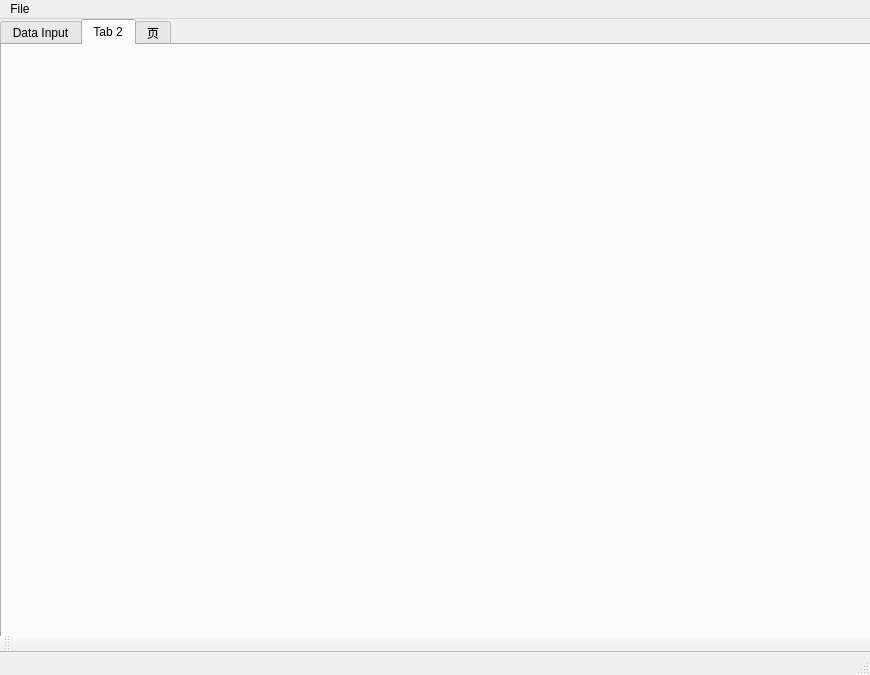
This is UI.ui in Ishi01/SoilConditionMapping as Qt 5 draws it before an edit. The edited form follows.
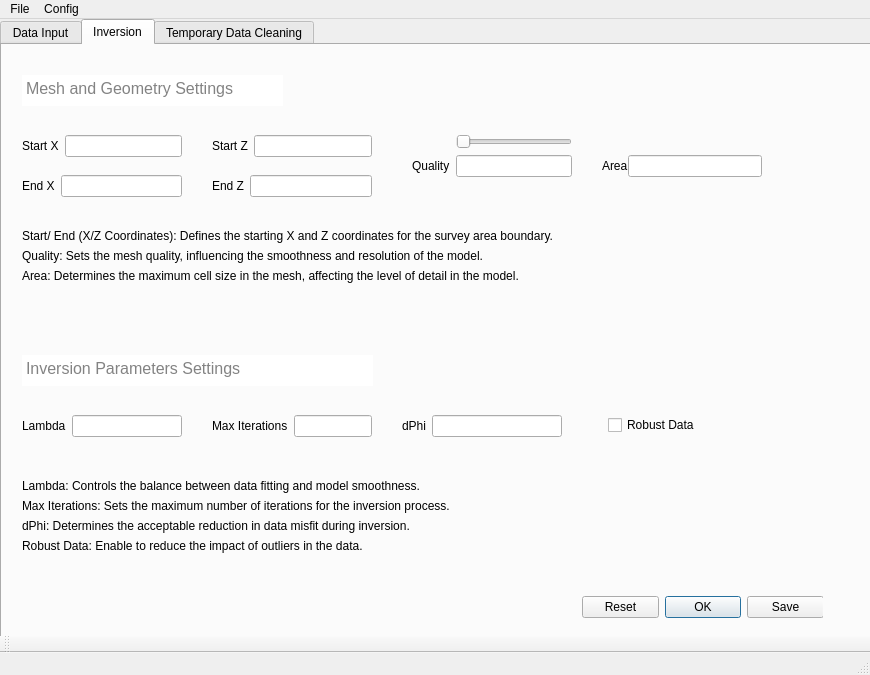
This is the edited form. The open tabs and pages were chosen to show the change.

```diff
--- a/UI.ui
+++ b/UI.ui
@@ -184,16 +184,674 @@
 &lt;p style=&quot; margin-top:0px; margin-bottom:0px; margin-left:0px; margin-right:0px; -qt-block-indent:0; text-indent:0px;&quot;&gt;&lt;span style=&quot; font-family:'Consolas'; font-size:14pt; color:#838383;&quot;&gt;Process, Mapping, Display&lt;/span&gt;&lt;/p&gt;&lt;/body&gt;&lt;/html&gt;</string>
       </property>
      </widget>
+     <widget class="QPushButton" name="pushButtonBrowserFiles">
+      <property name="geometry">
+       <rect>
+        <x>480</x>
+        <y>390</y>
+        <width>111</width>
+        <height>41</height>
+       </rect>
+      </property>
+      <property name="text">
+       <string>Browser</string>
+      </property>
+     </widget>
+     <widget class="QCheckBox" name="XZcheckBox">
+      <property name="geometry">
+       <rect>
+        <x>630</x>
+        <y>400</y>
+        <width>131</width>
+        <height>20</height>
+       </rect>
+      </property>
+      <property name="text">
+       <string>XZ Axis Check Box</string>
+      </property>
+     </widget>
+    </widget>
+    <widget class="QWidget" name="Inversion">
+     <attribute name="title">
+      <string>Inversion</string>
+     </attribute>
+     <widget class="QStackedWidget" name="stackedWidget">
+      <property name="geometry">
+       <rect>
+        <x>0</x>
+        <y>0</y>
+        <width>871</width>
+        <height>601</height>
+       </rect>
+      </property>
+      <property name="currentIndex">
+       <number>1</number>
+      </property>
+      <widget class="QWidget" name="page_2">
+       <widget class="QTextEdit" name="textEdit_9">
+        <property name="geometry">
+         <rect>
+          <x>10</x>
+          <y>20</y>
+          <width>161</width>
+          <height>31</height>
+         </rect>
+        </property>
+        <property name="styleSheet">
+         <string notr="true">QTextEdit {
+    border: none;
+}</string>
+        </property>
+        <property name="html">
+         <string>&lt;!DOCTYPE HTML PUBLIC &quot;-//W3C//DTD HTML 4.0//EN&quot; &quot;http://www.w3.org/TR/REC-html40/strict.dtd&quot;&gt;
+&lt;html&gt;&lt;head&gt;&lt;meta name=&quot;qrichtext&quot; content=&quot;1&quot; /&gt;&lt;meta charset=&quot;utf-8&quot; /&gt;&lt;style type=&quot;text/css&quot;&gt;
+p, li { white-space: pre-wrap; }
+hr { height: 1px; border-width: 0; }
+li.unchecked::marker { content: &quot;\2610&quot;; }
+li.checked::marker { content: &quot;\2612&quot;; }
+&lt;/style&gt;&lt;/head&gt;&lt;body style=&quot; font-family:'Segoe UI'; font-size:9pt; font-weight:400; font-style:normal;&quot;&gt;
+&lt;p style=&quot; margin-top:0px; margin-bottom:0px; margin-left:0px; margin-right:0px; -qt-block-indent:0; text-indent:0px;&quot;&gt;&lt;span style=&quot; font-family:'Consolas'; font-size:12pt; color:#838383;&quot;&gt;Inversion Output&lt;/span&gt;&lt;/p&gt;&lt;/body&gt;&lt;/html&gt;</string>
+        </property>
+       </widget>
+       <widget class="QGraphicsView" name="graphicsViewApparent">
+        <property name="geometry">
+         <rect>
+          <x>100</x>
+          <y>90</y>
+          <width>651</width>
+          <height>201</height>
+         </rect>
+        </property>
+       </widget>
+       <widget class="QGraphicsView" name="graphicsViewDepth">
+        <property name="geometry">
+         <rect>
+          <x>100</x>
+          <y>350</y>
+          <width>651</width>
+          <height>201</height>
+         </rect>
+        </property>
+       </widget>
+       <widget class="QToolButton" name="toolButton">
+        <property name="geometry">
+         <rect>
+          <x>770</x>
+          <y>560</y>
+          <width>81</width>
+          <height>22</height>
+         </rect>
+        </property>
+        <property name="text">
+         <string>Save To</string>
+        </property>
+       </widget>
+       <widget class="QLabel" name="label_9">
+        <property name="geometry">
+         <rect>
+          <x>360</x>
+          <y>60</y>
+          <width>111</width>
+          <height>21</height>
+         </rect>
+        </property>
+        <property name="text">
+         <string>Apparent Resistivity</string>
+        </property>
+        <property name="alignment">
+         <set>Qt.AlignLeading|Qt.AlignLeft|Qt.AlignTop</set>
+        </property>
+       </widget>
+       <widget class="QLabel" name="label_10">
+        <property name="geometry">
+         <rect>
+          <x>370</x>
+          <y>320</y>
+          <width>111</width>
+          <height>21</height>
+         </rect>
+        </property>
+        <property name="text">
+         <string>Resistivity in Depth</string>
+        </property>
+        <property name="alignment">
+         <set>Qt.AlignLeading|Qt.AlignLeft|Qt.AlignTop</set>
+        </property>
+       </widget>
+      </widget>
+      <widget class="QWidget" name="page_1">
+       <widget class="QWidget" name="formLayoutWidget">
+        <property name="geometry">
+         <rect>
+          <x>20</x>
+          <y>90</y>
+          <width>160</width>
+          <height>31</height>
+         </rect>
+        </property>
+        <layout class="QFormLayout" name="formLayoutXstart">
+         <item row="0" column="0">
+          <widget class="QLabel" name="startXLabel">
+           <property name="text">
+            <string>Start X</string>
+           </property>
+          </widget>
+         </item>
+         <item row="0" column="1">
+          <widget class="QLineEdit" name="startXLineEdit">
+           <property name="text">
+            <string/>
+           </property>
+          </widget>
+         </item>
+        </layout>
+       </widget>
+       <widget class="QWidget" name="formLayoutWidget_2">
+        <property name="geometry">
+         <rect>
+          <x>210</x>
+          <y>90</y>
+          <width>160</width>
+          <height>31</height>
+         </rect>
+        </property>
+        <layout class="QFormLayout" name="formLayoutZstart">
+         <item row="0" column="0">
+          <widget class="QLabel" name="startZLabel">
+           <property name="text">
+            <string>Start Z</string>
+           </property>
+          </widget>
+         </item>
+         <item row="0" column="1">
+          <widget class="QLineEdit" name="startZLineEdit"/>
+         </item>
+        </layout>
+       </widget>
+       <widget class="QWidget" name="formLayoutWidget_3">
+        <property name="geometry">
+         <rect>
+          <x>20</x>
+          <y>130</y>
+          <width>160</width>
+          <height>31</height>
+         </rect>
+        </property>
+        <layout class="QFormLayout" name="formLayoutXend">
+         <item row="0" column="0">
+          <widget class="QLabel" name="endXLabel">
+           <property name="text">
+            <string>End X</string>
+           </property>
+          </widget>
+         </item>
+         <item row="0" column="1">
+          <widget class="QLineEdit" name="endXLineEdit"/>
+         </item>
+        </layout>
+       </widget>
+       <widget class="QWidget" name="formLayoutWidget_4">
+        <property name="geometry">
+         <rect>
+          <x>210</x>
+          <y>130</y>
+          <width>160</width>
+          <height>31</height>
+         </rect>
+        </property>
+        <layout class="QFormLayout" name="formLayoutZend">
+         <item row="0" column="0">
+          <widget class="QLabel" name="endZLabel">
+           <property name="text">
+            <string>End Z</string>
+           </property>
+          </widget>
+         </item>
+         <item row="0" column="1">
+          <widget class="QLineEdit" name="endZLineEdit"/>
+         </item>
+        </layout>
+       </widget>
+       <widget class="QWidget" name="formLayoutWidget_5">
+        <property name="geometry">
+         <rect>
+          <x>410</x>
+          <y>89</y>
+          <width>160</width>
+          <height>71</height>
+         </rect>
+        </property>
+        <layout class="QFormLayout" name="formLayoutQuality">
+         <item row="0" column="1">
+          <widget class="QSlider" name="horizontalSlider">
+           <property name="orientation">
+            <enum>Qt::Orientation::Horizontal</enum>
+           </property>
+          </widget>
+         </item>
+         <item row="1" column="0">
+          <widget class="QLabel" name="qualityLabel">
+           <property name="text">
+            <string>Quality</string>
+           </property>
+          </widget>
+         </item>
+         <item row="1" column="1">
+          <widget class="QLineEdit" name="qualityLineEdit"/>
+         </item>
+        </layout>
+       </widget>
+       <widget class="QWidget" name="formLayoutWidget_6">
+        <property name="geometry">
+         <rect>
+          <x>600</x>
+          <y>110</y>
+          <width>160</width>
+          <height>31</height>
+         </rect>
+        </property>
+        <layout class="QFormLayout" name="formLayoutArea">
+         <property name="horizontalSpacing">
+          <number>0</number>
+         </property>
+         <item row="0" column="0">
+          <widget class="QLabel" name="areaLabel">
+           <property name="text">
+            <string>Area</string>
+           </property>
+          </widget>
+         </item>
+         <item row="0" column="1">
+          <widget class="QLineEdit" name="areaLineEdit">
+           <property name="alignment">
+            <set>Qt.AlignCenter</set>
+           </property>
+          </widget>
+         </item>
+        </layout>
+       </widget>
+       <widget class="QTextEdit" name="textEdit_5">
+        <property name="geometry">
+         <rect>
+          <x>20</x>
+          <y>30</y>
+          <width>261</width>
+          <height>31</height>
+         </rect>
+        </property>
+        <property name="styleSheet">
+         <string notr="true">QTextEdit {
+    border: none;
+}</string>
+        </property>
+        <property name="html">
+         <string>&lt;!DOCTYPE HTML PUBLIC &quot;-//W3C//DTD HTML 4.0//EN&quot; &quot;http://www.w3.org/TR/REC-html40/strict.dtd&quot;&gt;
+&lt;html&gt;&lt;head&gt;&lt;meta name=&quot;qrichtext&quot; content=&quot;1&quot; /&gt;&lt;meta charset=&quot;utf-8&quot; /&gt;&lt;style type=&quot;text/css&quot;&gt;
+p, li { white-space: pre-wrap; }
+hr { height: 1px; border-width: 0; }
+li.unchecked::marker { content: &quot;\2610&quot;; }
+li.checked::marker { content: &quot;\2612&quot;; }
+&lt;/style&gt;&lt;/head&gt;&lt;body style=&quot; font-family:'Segoe UI'; font-size:9pt; font-weight:400; font-style:normal;&quot;&gt;
+&lt;p style=&quot; margin-top:0px; margin-bottom:0px; margin-left:0px; margin-right:0px; -qt-block-indent:0; text-indent:0px;&quot;&gt;&lt;span style=&quot; font-family:'Consolas'; font-size:12pt; color:#838383;&quot;&gt;Mesh and Geometry Settings&lt;/span&gt;&lt;/p&gt;&lt;/body&gt;&lt;/html&gt;</string>
+        </property>
+       </widget>
+       <widget class="QTextEdit" name="textEdit_6">
+        <property name="geometry">
+         <rect>
+          <x>20</x>
+          <y>310</y>
+          <width>351</width>
+          <height>31</height>
+         </rect>
+        </property>
+        <property name="styleSheet">
+         <string notr="true">QTextEdit {
+    border: none;
+}</string>
+        </property>
+        <property name="html">
+         <string>&lt;!DOCTYPE HTML PUBLIC &quot;-//W3C//DTD HTML 4.0//EN&quot; &quot;http://www.w3.org/TR/REC-html40/strict.dtd&quot;&gt;
+&lt;html&gt;&lt;head&gt;&lt;meta name=&quot;qrichtext&quot; content=&quot;1&quot; /&gt;&lt;meta charset=&quot;utf-8&quot; /&gt;&lt;style type=&quot;text/css&quot;&gt;
+p, li { white-space: pre-wrap; }
+hr { height: 1px; border-width: 0; }
+li.unchecked::marker { content: &quot;\2610&quot;; }
+li.checked::marker { content: &quot;\2612&quot;; }
+&lt;/style&gt;&lt;/head&gt;&lt;body style=&quot; font-family:'Segoe UI'; font-size:9pt; font-weight:400; font-style:normal;&quot;&gt;
+&lt;p style=&quot; margin-top:0px; margin-bottom:0px; margin-left:0px; margin-right:0px; -qt-block-indent:0; text-indent:0px;&quot;&gt;&lt;span style=&quot; font-family:'Consolas'; font-size:12pt; color:#838383;&quot;&gt;Inversion Parameters Settings&lt;/span&gt;&lt;/p&gt;&lt;/body&gt;&lt;/html&gt;</string>
+        </property>
+       </widget>
+       <widget class="QWidget" name="formLayoutWidget_7">
+        <property name="geometry">
+         <rect>
+          <x>20</x>
+          <y>370</y>
+          <width>160</width>
+          <height>31</height>
+         </rect>
+        </property>
+        <layout class="QFormLayout" name="LambdaLayout">
+         <item row="0" column="0">
+          <widget class="QLabel" name="LambdaLabel">
+           <property name="text">
+            <string>Lambda</string>
+           </property>
+          </widget>
+         </item>
+         <item row="0" column="1">
+          <widget class="QLineEdit" name="LambdaLineEdit">
+           <property name="text">
+            <string/>
+           </property>
+          </widget>
+         </item>
+        </layout>
+       </widget>
+       <widget class="QWidget" name="formLayoutWidget_8">
+        <property name="geometry">
+         <rect>
+          <x>210</x>
+          <y>370</y>
+          <width>160</width>
+          <height>31</height>
+         </rect>
+        </property>
+        <layout class="QFormLayout" name="LambdaLayoutIteration">
+         <item row="0" column="0">
+          <widget class="QLabel" name="IterationLabel">
+           <property name="text">
+            <string>Max Iterations</string>
+           </property>
+          </widget>
+         </item>
+         <item row="0" column="1">
+          <widget class="QLineEdit" name="IterationLineEdit">
+           <property name="text">
+            <string/>
+           </property>
+          </widget>
+         </item>
+        </layout>
+       </widget>
+       <widget class="QWidget" name="formLayoutWidget_17">
+        <property name="geometry">
+         <rect>
+          <x>400</x>
+          <y>370</y>
+          <width>160</width>
+          <height>31</height>
+         </rect>
+        </property>
+        <layout class="QFormLayout" name="LambdaLayoutdPhi">
+         <item row="0" column="0">
+          <widget class="QLabel" name="dPhiLabel">
+           <property name="text">
+            <string>dPhi</string>
+           </property>
+          </widget>
+         </item>
+         <item row="0" column="1">
+          <widget class="QLineEdit" name="dPhiLineEdit">
+           <property name="text">
+            <string/>
+           </property>
+          </widget>
+         </item>
+        </layout>
+       </widget>
+       <widget class="QWidget" name="formLayoutWidget_18">
+        <property name="geometry">
+         <rect>
+          <x>600</x>
+          <y>370</y>
+          <width>160</width>
+          <height>31</height>
+         </rect>
+        </property>
+        <layout class="QFormLayout" name="LambdaLayoutIteration_4">
+         <item row="0" column="1">
+          <widget class="QCheckBox" name="checkBox">
+           <property name="text">
+            <string>Robust Data</string>
+           </property>
+          </widget>
+         </item>
+        </layout>
+       </widget>
+       <widget class="QDialogButtonBox" name="buttonBoxResetConfirmSave">
+        <property name="geometry">
+         <rect>
+          <x>580</x>
+          <y>550</y>
+          <width>241</width>
+          <height>24</height>
+         </rect>
+        </property>
+        <property name="standardButtons">
+         <set>QDialogButtonBox::StandardButton::Ok|QDialogButtonBox::StandardButton::Reset|QDialogButtonBox::StandardButton::Save</set>
+        </property>
+       </widget>
+       <widget class="QLabel" name="label_2">
+        <property name="geometry">
+         <rect>
+          <x>20</x>
+          <y>430</y>
+          <width>741</width>
+          <height>21</height>
+         </rect>
+        </property>
+        <property name="text">
+         <string>Lambda: Controls the balance between data fitting and model smoothness.</string>
+        </property>
+        <property name="alignment">
+         <set>Qt.AlignLeading|Qt.AlignLeft|Qt.AlignTop</set>
+        </property>
+       </widget>
+       <widget class="QLabel" name="label_3">
+        <property name="geometry">
+         <rect>
+          <x>20</x>
+          <y>450</y>
+          <width>741</width>
+          <height>21</height>
+         </rect>
+        </property>
+        <property name="text">
+         <string>Max Iterations: Sets the maximum number of iterations for the inversion process.</string>
+        </property>
+        <property name="alignment">
+         <set>Qt.AlignLeading|Qt.AlignLeft|Qt.AlignTop</set>
+        </property>
+       </widget>
+       <widget class="QLabel" name="label_4">
+        <property name="geometry">
+         <rect>
+          <x>20</x>
+          <y>470</y>
+          <width>741</width>
+          <height>21</height>
+         </rect>
+        </property>
+        <property name="text">
+         <string>dPhi: Determines the acceptable reduction in data misfit during inversion.</string>
+        </property>
+        <property name="alignment">
+         <set>Qt.AlignLeading|Qt.AlignLeft|Qt.AlignTop</set>
+        </property>
+       </widget>
+       <widget class="QLabel" name="label_5">
+        <property name="geometry">
+         <rect>
+          <x>20</x>
+          <y>490</y>
+          <width>741</width>
+          <height>21</height>
+         </rect>
+        </property>
+        <property name="text">
+         <string>Robust Data: Enable to reduce the impact of outliers in the data.</string>
+        </property>
+        <property name="alignment">
+         <set>Qt.AlignLeading|Qt.AlignLeft|Qt.AlignTop</set>
+        </property>
+       </widget>
+       <widget class="QLabel" name="label_6">
+        <property name="geometry">
+         <rect>
+          <x>20</x>
+          <y>180</y>
+          <width>741</width>
+          <height>21</height>
+         </rect>
+        </property>
+        <property name="text">
+         <string>Start/ End (X/Z Coordinates): Defines the starting X and Z coordinates for the survey area boundary.</string>
+        </property>
+        <property name="alignment">
+         <set>Qt.AlignLeading|Qt.AlignLeft|Qt.AlignTop</set>
+        </property>
+       </widget>
+       <widget class="QLabel" name="label_7">
+        <property name="geometry">
+         <rect>
+          <x>20</x>
+          <y>200</y>
+          <width>741</width>
+          <height>21</height>
+         </rect>
+        </property>
+        <property name="text">
+         <string>Quality: Sets the mesh quality, influencing the smoothness and resolution of the model.</string>
+        </property>
+        <property name="alignment">
+         <set>Qt.AlignLeading|Qt.AlignLeft|Qt.AlignTop</set>
+        </property>
+       </widget>
+       <widget class="QLabel" name="label_8">
+        <property name="geometry">
+         <rect>
+          <x>20</x>
+          <y>220</y>
+          <width>741</width>
+          <height>21</height>
+         </rect>
+        </property>
+        <property name="text">
+         <string>Area: Determines the maximum cell size in the mesh, affecting the level of detail in the model.</string>
+        </property>
+        <property name="alignment">
+         <set>Qt.AlignLeading|Qt.AlignLeft|Qt.AlignTop</set>
+        </property>
+       </widget>
+      </widget>
+     </widget>
     </widget>
     <widget class="QWidget" name="tab_4">
      <attribute name="title">
-      <string>Tab 2</string>
+      <string>Temporary Data Cleaning</string>
      </attribute>
-    </widget>
-    <widget class="QWidget" name="tab_5">
-     <attribute name="title">
-      <string>页</string>
-     </attribute>
+     <widget class="QTextEdit" name="textEdit_10">
+      <property name="geometry">
+       <rect>
+        <x>20</x>
+        <y>10</y>
+        <width>161</width>
+        <height>31</height>
+       </rect>
+      </property>
+      <property name="styleSheet">
+       <string notr="true">QTextEdit {
+    border: none;
+}</string>
+      </property>
+      <property name="html">
+       <string>&lt;!DOCTYPE HTML PUBLIC &quot;-//W3C//DTD HTML 4.0//EN&quot; &quot;http://www.w3.org/TR/REC-html40/strict.dtd&quot;&gt;
+&lt;html&gt;&lt;head&gt;&lt;meta name=&quot;qrichtext&quot; content=&quot;1&quot; /&gt;&lt;meta charset=&quot;utf-8&quot; /&gt;&lt;style type=&quot;text/css&quot;&gt;
+p, li { white-space: pre-wrap; }
+hr { height: 1px; border-width: 0; }
+li.unchecked::marker { content: &quot;\2610&quot;; }
+li.checked::marker { content: &quot;\2612&quot;; }
+&lt;/style&gt;&lt;/head&gt;&lt;body style=&quot; font-family:'Segoe UI'; font-size:9pt; font-weight:400; font-style:normal;&quot;&gt;
+&lt;p style=&quot; margin-top:0px; margin-bottom:0px; margin-left:0px; margin-right:0px; -qt-block-indent:0; text-indent:0px;&quot;&gt;&lt;span style=&quot; font-family:'Consolas'; font-size:12pt; color:#838383;&quot;&gt;Temporary files&lt;/span&gt;&lt;/p&gt;&lt;/body&gt;&lt;/html&gt;</string>
+      </property>
+     </widget>
+     <widget class="QListWidget" name="listWidgetTxt">
+      <property name="geometry">
+       <rect>
+        <x>20</x>
+        <y>80</y>
+        <width>261</width>
+        <height>481</height>
+       </rect>
+      </property>
+     </widget>
+     <widget class="QListWidget" name="listWidgetImg">
+      <property name="geometry">
+       <rect>
+        <x>430</x>
+        <y>80</y>
+        <width>261</width>
+        <height>481</height>
+       </rect>
+      </property>
+     </widget>
+     <widget class="QPushButton" name="pushButtonTxt">
+      <property name="geometry">
+       <rect>
+        <x>310</x>
+        <y>540</y>
+        <width>91</width>
+        <height>24</height>
+       </rect>
+      </property>
+      <property name="text">
+       <string>Delete selected</string>
+      </property>
+     </widget>
+     <widget class="QPushButton" name="pushButtonImg">
+      <property name="geometry">
+       <rect>
+        <x>720</x>
+        <y>540</y>
+        <width>91</width>
+        <height>24</height>
+       </rect>
+      </property>
+      <property name="text">
+       <string>Delete selected</string>
+      </property>
+     </widget>
+     <widget class="QLabel" name="label_11">
+      <property name="geometry">
+       <rect>
+        <x>20</x>
+        <y>50</y>
+        <width>111</width>
+        <height>21</height>
+       </rect>
+      </property>
+      <property name="text">
+       <string>Resistivity Files</string>
+      </property>
+      <property name="alignment">
+       <set>Qt.AlignLeading|Qt.AlignLeft|Qt.AlignTop</set>
+      </property>
+     </widget>
+     <widget class="QLabel" name="label_12">
+      <property name="geometry">
+       <rect>
+        <x>430</x>
+        <y>50</y>
+        <width>111</width>
+        <height>21</height>
+       </rect>
+      </property>
+      <property name="text">
+       <string>Image Files</string>
+      </property>
+      <property name="alignment">
+       <set>Qt.AlignLeading|Qt.AlignLeft|Qt.AlignTop</set>
+      </property>
+     </widget>
     </widget>
    </widget>
   </widget>
@@ -203,7 +861,7 @@
      <x>0</x>
      <y>0</y>
      <width>870</width>
-     <height>21</height>
+     <height>22</height>
     </rect>
    </property>
    <widget class="QMenu" name="menuFile">
@@ -215,7 +873,17 @@
     <addaction name="separator"/>
     <addaction name="actionExit"/>
    </widget>
+   <widget class="QMenu" name="menuHelp">
+    <property name="title">
+     <string>Config</string>
+    </property>
+    <addaction name="actionInstall_Dependency"/>
+    <addaction name="separator"/>
+    <addaction name="actionActivate_conda_environment"/>
+    <addaction name="actionDeactivate_conda_environment"/>
+   </widget>
    <addaction name="menuFile"/>
+   <addaction name="menuHelp"/>
   </widget>
   <widget class="QStatusBar" name="statusbar"/>
   <widget class="QToolBar" name="toolBar">
```
Left out of the diff: 48 changed lines with no effect on the pictures.
